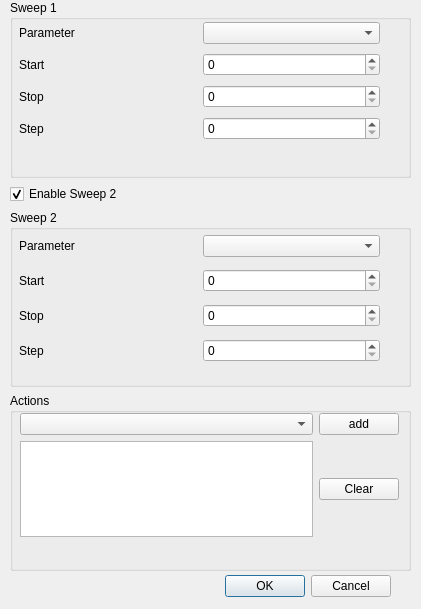
Before: the Qt Designer form slab/widgets/SweepDialog.ui in SchusterLab/slab, drawn with Qt 5.
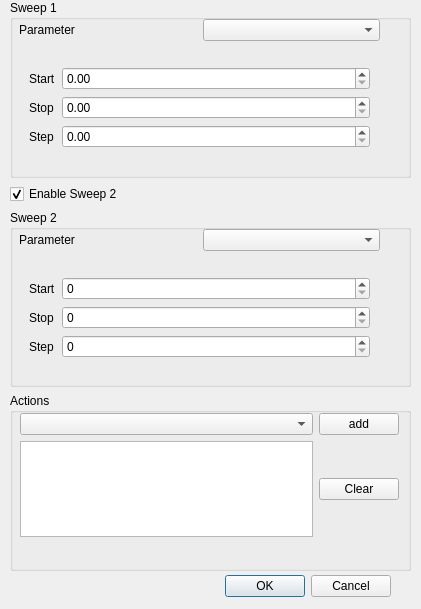
After: the same form once the commit is applied.

Commit message: semi-finished SweepDialog gui. Need to write DataThread.run_sweep

What changed in the file:
```diff
--- a/slab/widgets/SweepDialog.ui
+++ b/slab/widgets/SweepDialog.ui
@@ -34,43 +34,13 @@
          <x>9</x>
          <y>19</y>
          <width>361</width>
-         <height>128</height>
+         <height>151</height>
         </rect>
        </property>
        <layout class="QGridLayout" name="gridLayout">
-        <item row="1" column="0">
-         <widget class="QLabel" name="label">
-          <property name="text">
-           <string>Start</string>
-          </property>
-         </widget>
-        </item>
-        <item row="1" column="1">
-         <widget class="QSpinBox" name="param_sweep1_start"/>
-        </item>
         <item row="0" column="1">
          <widget class="QComboBox" name="param_sweep1"/>
         </item>
-        <item row="2" column="0">
-         <widget class="QLabel" name="label_2">
-          <property name="text">
-           <string>Stop</string>
-          </property>
-         </widget>
-        </item>
-        <item row="3" column="0">
-         <widget class="QLabel" name="label_3">
-          <property name="text">
-           <string>Step</string>
-          </property>
-         </widget>
-        </item>
-        <item row="2" column="1">
-         <widget class="QSpinBox" name="param_sweep1_stop"/>
-        </item>
-        <item row="3" column="1">
-         <widget class="QSpinBox" name="param_sweep1_step"/>
-        </item>
         <item row="0" column="0">
          <widget class="QLabel" name="label_4">
           <property name="text">
@@ -78,6 +48,101 @@
           </property>
          </widget>
         </item>
+        <item row="2" column="0" colspan="2">
+         <widget class="QStackedWidget" name="sweep1_stackedWidget">
+          <property name="currentIndex">
+           <number>1</number>
+          </property>
+          <widget class="QWidget" name="page_3">
+           <widget class="QWidget" name="formLayoutWidget">
+            <property name="geometry">
+             <rect>
+              <x>10</x>
+              <y>20</y>
+              <width>341</width>
+              <height>91</height>
+             </rect>
+            </property>
+            <layout class="QFormLayout" name="formLayout">
+             <item row="0" column="0">
+              <widget class="QLabel" name="label_9">
+               <property name="text">
+                <string>Start</string>
+               </property>
+              </widget>
+             </item>
+             <item row="1" column="0">
+              <widget class="QLabel" name="label_10">
+               <property name="text">
+                <string>Stop</string>
+               </property>
+              </widget>
+             </item>
+             <item row="0" column="1">
+              <widget class="QSpinBox" name="param_sweep1_start_int"/>
+             </item>
+             <item row="1" column="1">
+              <widget class="QSpinBox" name="param_sweep1_stop_int"/>
+             </item>
+             <item row="2" column="0">
+              <widget class="QLabel" name="label_3">
+               <property name="text">
+                <string>Step</string>
+               </property>
+              </widget>
+             </item>
+             <item row="2" column="1">
+              <widget class="QSpinBox" name="param_sweep1_step_int"/>
+             </item>
+            </layout>
+           </widget>
+          </widget>
+          <widget class="QWidget" name="page_4">
+           <widget class="QWidget" name="formLayoutWidget_2">
+            <property name="geometry">
+             <rect>
+              <x>10</x>
+              <y>20</y>
+              <width>341</width>
+              <height>91</height>
+             </rect>
+            </property>
+            <layout class="QFormLayout" name="formLayout_2">
+             <item row="0" column="0">
+              <widget class="QLabel" name="label_11">
+               <property name="text">
+                <string>Start</string>
+               </property>
+              </widget>
+             </item>
+             <item row="1" column="0">
+              <widget class="QLabel" name="label_12">
+               <property name="text">
+                <string>Stop</string>
+               </property>
+              </widget>
+             </item>
+             <item row="2" column="0">
+              <widget class="QLabel" name="label_13">
+               <property name="text">
+                <string>Step</string>
+               </property>
+              </widget>
+             </item>
+             <item row="0" column="1">
+              <widget class="QDoubleSpinBox" name="param_sweep1_start_float"/>
+             </item>
+             <item row="1" column="1">
+              <widget class="QDoubleSpinBox" name="param_sweep1_stop_float"/>
+             </item>
+             <item row="2" column="1">
+              <widget class="QDoubleSpinBox" name="param_sweep1_step_float"/>
+             </item>
+            </layout>
+           </widget>
+          </widget>
+         </widget>
+        </item>
        </layout>
       </widget>
      </widget>
@@ -103,50 +168,115 @@
          <x>9</x>
          <y>19</y>
          <width>361</width>
-         <height>140</height>
+         <height>151</height>
         </rect>
        </property>
-       <layout class="QGridLayout" name="gridLayout_3">
-        <item row="1" column="0">
-         <widget class="QLabel" name="label_5">
-          <property name="text">
-           <string>Start</string>
-          </property>
-         </widget>
-        </item>
-        <item row="1" column="1">
-         <widget class="QSpinBox" name="param_sweep2_start"/>
-        </item>
+       <layout class="QGridLayout" name="gridLayout_4">
         <item row="0" column="1">
          <widget class="QComboBox" name="param_sweep2"/>
         </item>
-        <item row="2" column="0">
-         <widget class="QLabel" name="label_6">
-          <property name="text">
-           <string>Stop</string>
-          </property>
-         </widget>
-        </item>
-        <item row="3" column="0">
-         <widget class="QLabel" name="label_7">
-          <property name="text">
-           <string>Step</string>
-          </property>
-         </widget>
-        </item>
-        <item row="2" column="1">
-         <widget class="QSpinBox" name="param_sweep2_stop"/>
-        </item>
-        <item row="3" column="1">
-         <widget class="QSpinBox" name="param_sweep2_step"/>
-        </item>
         <item row="0" column="0">
-         <widget class="QLabel" name="label_8">
+         <widget class="QLabel" name="label_14">
           <property name="text">
            <string>Parameter</string>
           </property>
          </widget>
         </item>
+        <item row="2" column="0" colspan="2">
+         <widget class="QStackedWidget" name="sweep2_stackedWidget">
+          <property name="currentIndex">
+           <number>0</number>
+          </property>
+          <widget class="QWidget" name="page_5">
+           <widget class="QWidget" name="formLayoutWidget_3">
+            <property name="geometry">
+             <rect>
+              <x>10</x>
+              <y>20</y>
+              <width>341</width>
+              <height>91</height>
+             </rect>
+            </property>
+            <layout class="QFormLayout" name="formLayout_3">
+             <item row="0" column="0">
+              <widget class="QLabel" name="label_15">
+               <property name="text">
+                <string>Start</string>
+               </property>
+              </widget>
+             </item>
+             <item row="1" column="0">
+              <widget class="QLabel" name="label_16">
+               <property name="text">
+                <string>Stop</string>
+               </property>
+              </widget>
+             </item>
+             <item row="0" column="1">
+              <widget class="QSpinBox" name="param_sweep2_start_int"/>
+             </item>
+             <item row="1" column="1">
+              <widget class="QSpinBox" name="param_sweep2_stop_int"/>
+             </item>
+             <item row="2" column="0">
+              <widget class="QLabel" name="label_17">
+               <property name="text">
+                <string>Step</string>
+               </property>
+              </widget>
+             </item>
+             <item row="2" column="1">
+              <widget class="QSpinBox" name="param_sweep2_step_int"/>
+             </item>
+            </layout>
+           </widget>
+          </widget>
+          <widget class="QWidget" name="page_6">
+           <widget class="QWidget" name="formLayoutWidget_4">
+            <property name="geometry">
+             <rect>
+              <x>10</x>
+              <y>20</y>
+              <width>341</width>
+              <height>91</height>
+             </rect>
+            </property>
+            <layout class="QFormLayout" name="formLayout_4">
+             <item row="0" column="0">
+              <widget class="QLabel" name="label_18">
+               <property name="text">
+                <string>Start</string>
+               </property>
+              </widget>
+             </item>
+             <item row="1" column="0">
+              <widget class="QLabel" name="label_19">
+               <property name="text">
+                <string>Stop</string>
+               </property>
+              </widget>
+             </item>
+             <item row="2" column="0">
+              <widget class="QLabel" name="label_20">
+               <property name="text">
+                <string>Step</string>
+               </property>
+              </widget>
+             </item>
+             <item row="0" column="1">
+              <widget class="QDoubleSpinBox" name="param_sweep2_start_float"/>
+             </item>
+             <item row="1" column="1">
+              <widget class="QDoubleSpinBox" name="param_sweep2_stop_float"/>
+             </item>
+             <item row="2" column="1">
+              <widget class="QDoubleSpinBox" name="param_sweep1_step_float_2"/>
+             </item>
+            </layout>
+           </widget>
+          </widget>
+         </widget>
+        </item>
        </layout>
       </widget>
      </widget>
```
Left out of the diff: 12 changed lines with no effect on the pictures. The commit also changes 5 other files.
